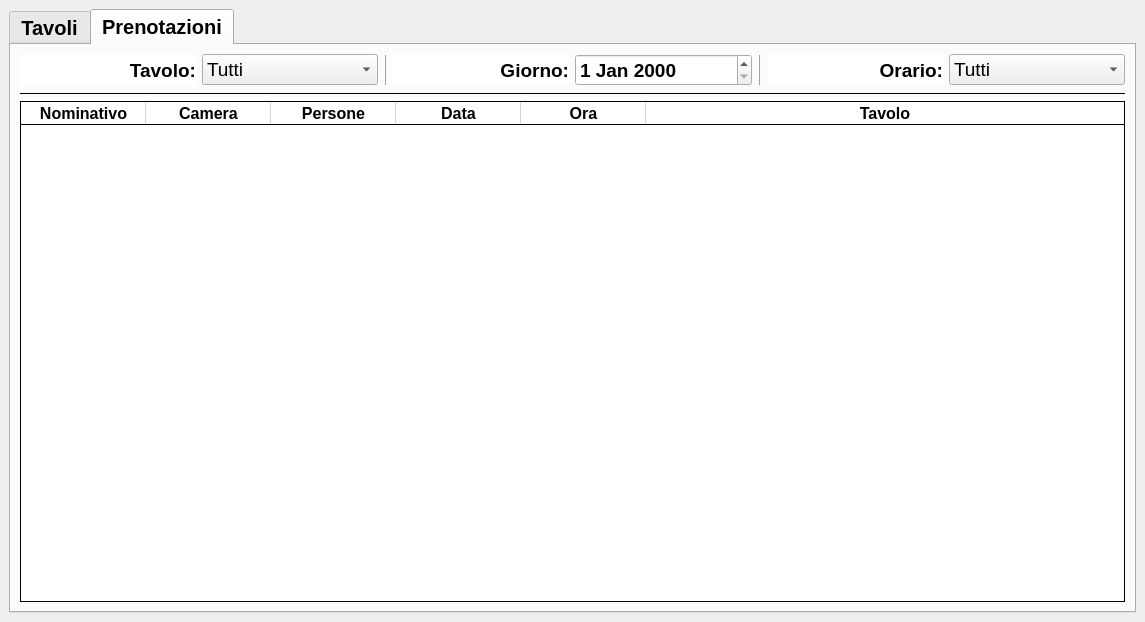
The window that ui/ristorante_1.ui (Raccispini/Progetto-Hotel) describes before a commit, drawn with Qt 5.
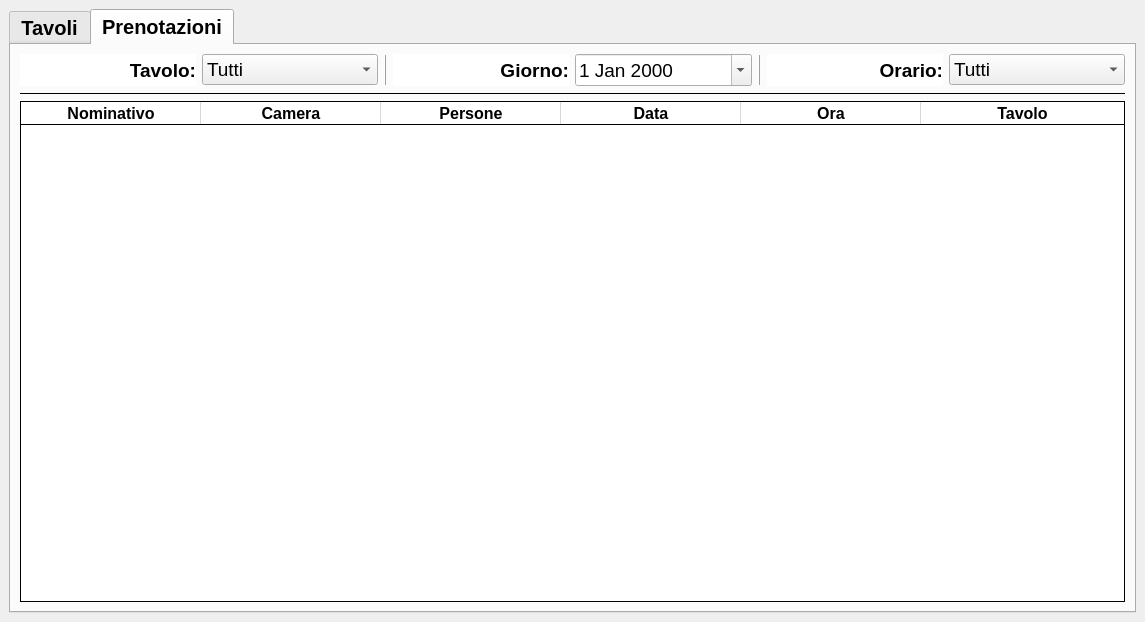
The same window after the commit. The open tabs and pages were chosen to show the change. Icons and pictures are not drawn.

Commit message: sfondo grigio bar e ristorante

```diff
--- a/ui/ristorante_1.ui
+++ b/ui/ristorante_1.ui
@@ -582,10 +582,16 @@
             <property name="font">
              <font>
               <pointsize>14</pointsize>
-              <weight>75</weight>
-              <bold>true</bold>
+              <weight>50</weight>
+              <bold>false</bold>
              </font>
             </property>
+            <property name="styleSheet">
+             <string notr="true">background-image: url(:/ristorante/8-85556_silver-mat-color.jpg);</string>
+            </property>
+            <property name="calendarPopup">
+             <bool>true</bool>
+            </property>
            </widget>
           </item>
           <item>
@@ -684,7 +690,7 @@
            <set>QAbstractItemView::NoEditTriggers</set>
           </property>
           <attribute name="horizontalHeaderDefaultSectionSize">
-           <number>125</number>
+           <number>180</number>
           </attribute>
           <attribute name="horizontalHeaderStretchLastSection">
            <bool>true</bool>
```
Left out of the diff: 12 changed lines with no effect on the pictures. The commit also changes 3 other files.
